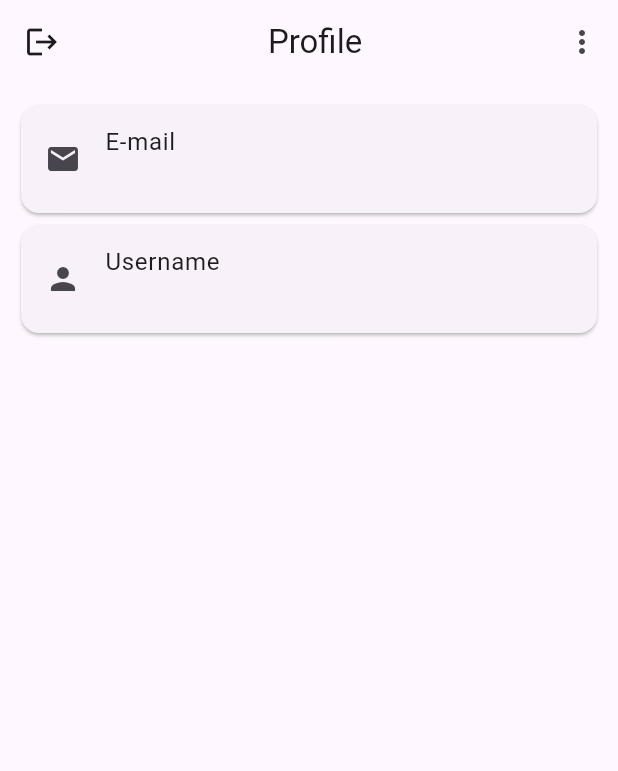
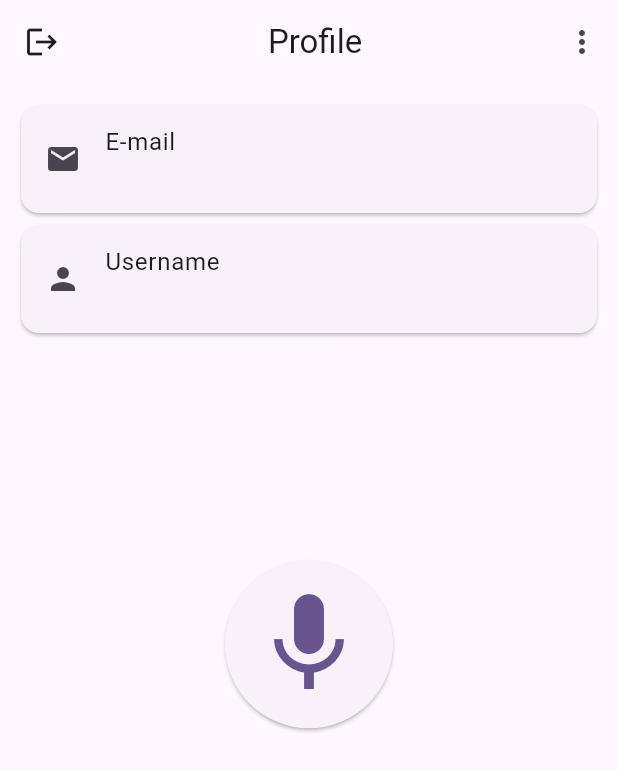
Before and after one commit to tristan-gajsek/Project-Mobile-App, a Flutter app: the ProfileScreen screen opened directly, on a phone screen of 412 x 824 dp. Shown: the top 771 px of the screen. Run offline on Flutter 3.47's test engine with Material 3 defaults, Android fonts, the phone set to English and light mode, and no system bars; our stand-ins replace flutter_map, geolocator, latlong2, permission_handler; missing offline and left inert: catppuccin_flutter, flutter_sound.

Commit message:
PROJECT-89 Add audio recording capabilities

```diff
--- a/lib/screens/app/map.dart
+++ b/lib/screens/app/map.dart
@@ -33,7 +33,8 @@ class _MapScreenState extends State<MapScreen> {
   }
 
   void _startPositionStream() {
-    _positionStream = Geolocator.getPositionStream().listen((Position position) {
+    _positionStream =
+        Geolocator.getPositionStream().listen((Position position) {
       setState(() {
         _currentPosition = LatLng(position.latitude, position.longitude);
         if (!_foundFirstLocation) {
--- a/lib/screens/app/profile.dart
+++ b/lib/screens/app/profile.dart
@@ -1,4 +1,9 @@
+import 'dart:async';
+
 import 'package:flutter/material.dart';
+import 'package:flutter_sound/flutter_sound.dart';
+import 'package:latlong2/latlong.dart';
+import 'package:permission_handler/permission_handler.dart';
 import 'package:project_mobile_app/components/app_bar.dart';
 import 'package:project_mobile_app/globals.dart' as globals;
 
@@ -13,6 +18,42 @@ class ProfileScreen extends StatefulWidget {
 }
 
 class _ProfileScreenState extends State<ProfileScreen> {
+  final _recorder = FlutterSoundRecorder();
+  final _recordingController = StreamController<Food>();
+  double? maxDecibels;
+  LatLng? maxDecibelsLocation;
+
+  @override
+  void initState() {
+    super.initState();
+    Permission.microphone.request();
+  }
+
+  @override
+  void dispose() {
+    _recorder.closeRecorder();
+    super.dispose();
+  }
+
+  Future startRecording() async {
+    await _recorder.openRecorder();
+    await _recorder.setSubscriptionDuration(
+      const Duration(milliseconds: 100),
+    );
+
+    await _recorder.startRecorder(
+      toStream: _recordingController.sink,
+      codec: Codec.pcm16,
+    );
+    setState(() {});
+  }
+
+  Future stopRecording() async {
+    await _recorder.stopRecorder();
+    await _recorder.closeRecorder();
+    setState(() {});
+  }
+
   @override
   Widget build(BuildContext context) {
     return Scaffold(
@@ -20,7 +61,10 @@ class _ProfileScreenState extends State<ProfileScreen> {
         preferredSize: Size.fromHeight(kToolbarHeight),
         child: MainAppBar(title: 'Profile'),
       ),
-      body: ListView(
+      body: Column(
+        children: [
+          Expanded(
+            child: ListView(
               padding: const EdgeInsets.all(globals.padding),
               children: [
                 Card(
@@ -39,6 +83,46 @@ class _ProfileScreenState extends State<ProfileScreen> {
                 ),
               ],
             ),
+          ),
+          Center(
+            child: ElevatedButton(
+              onPressed: _recorder.isRecording ? stopRecording : startRecording,
+              style: ElevatedButton.styleFrom(
+                shape: const CircleBorder(),
+                padding: const EdgeInsets.all(16),
+              ),
+              child: Icon(
+                _recorder.isRecording ? Icons.stop : Icons.mic,
+                size: 80,
+              ),
+            ),
+          ),
+          Expanded(child: Container()),
+          StreamBuilder<RecordingDisposition>(
+            stream: _recorder.onProgress,
+            builder: (context, snapshot) {
+              if (!snapshot.hasData) {
+                return const Text("");
+              }
+
+              var duration = snapshot.data!.duration;
+              var decibels = snapshot.data!.decibels!;
+              if (decibels > (maxDecibels ?? 0)) {
+                maxDecibels = decibels;
+              }
+
+              return Text(
+                """
+                Duration: ${duration.inMilliseconds}ms
+                Decibels: $decibels
+                Max decibels: ${maxDecibels ?? 0}
+                """
+                    .replaceAll(RegExp(r"^\s+", multiLine: true), ""),
+              );
+            },
+          ),
+        ],
+      ),
     );
   }
 }
```
Lines whose indentation alone changed are shown as unchanged.
